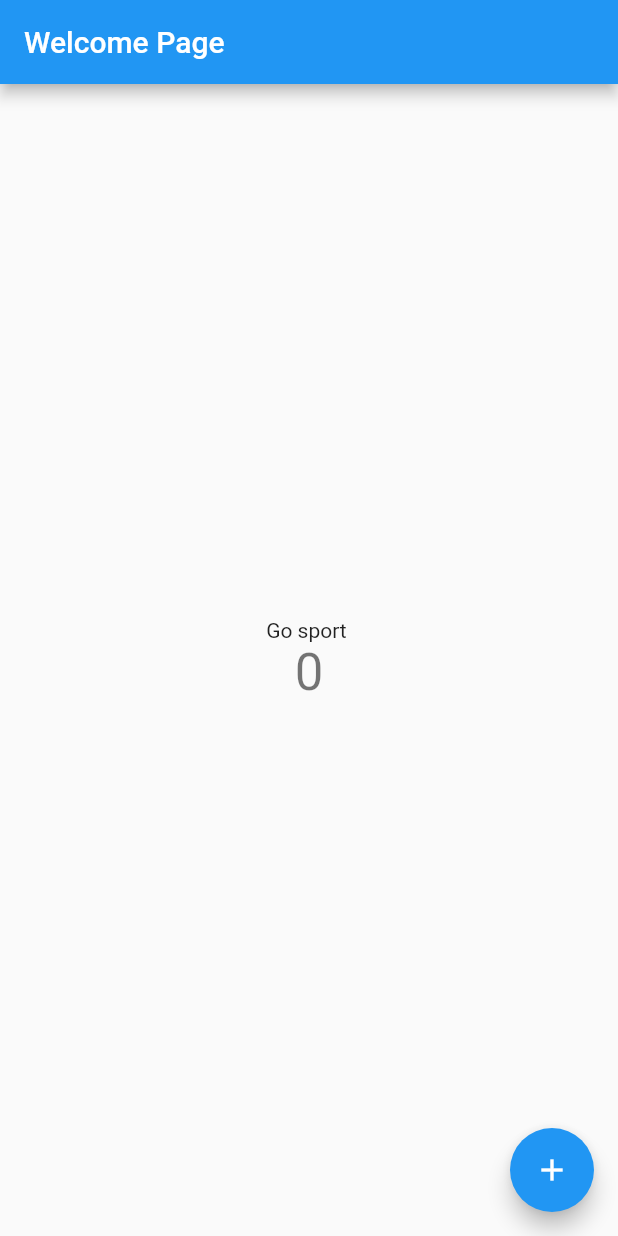
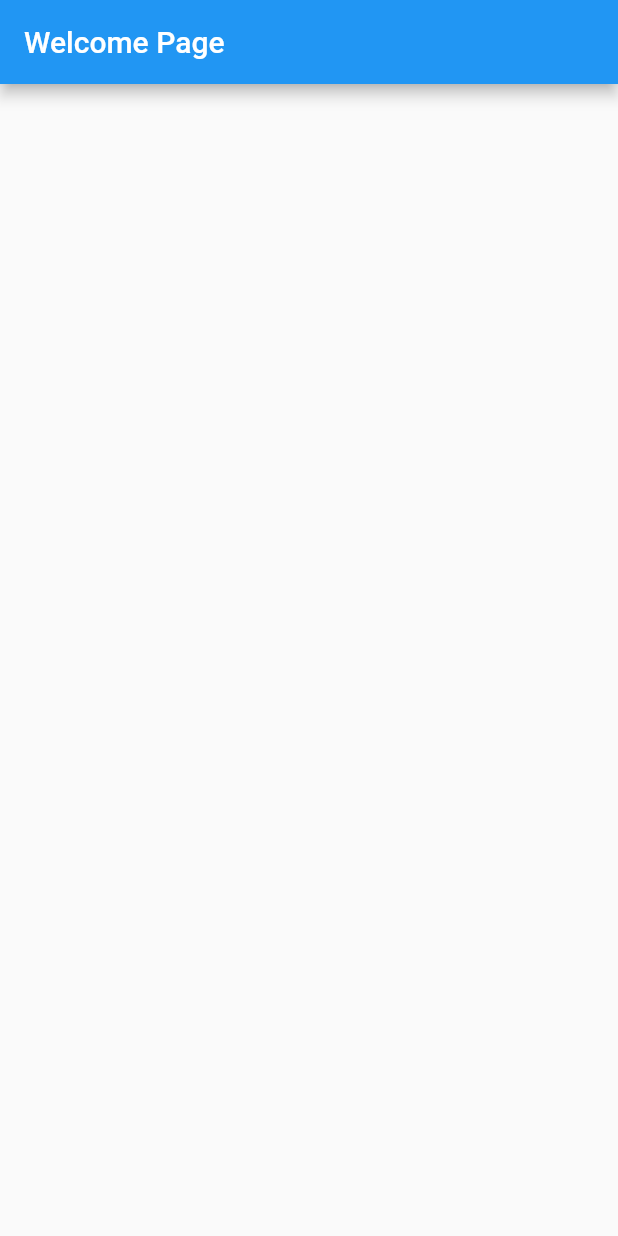
Before and after one commit to Ahelsamahy/Sport-app, a Flutter app: the screen it shows after launch, on a phone screen of 412 x 824 dp. Run offline on Flutter 3.47's test engine with Material 2 defaults, Android fonts, the phone set to English and light mode, and no system bars.

Commit message:
removed unnecessary code
added the title for navbar

```diff
--- a/lib/main.dart
+++ b/lib/main.dart
@@ -1,114 +1,13 @@
 import 'package:flutter/material.dart';
 
 void main() {
-  runApp(const MyApp());
-}
-
-class MyApp extends StatelessWidget {
-  const MyApp({Key? key}) : super(key: key);
-
-  @override
-  Widget build(BuildContext context) {
-    return MaterialApp(
-      title: 'Sport App',
-      theme: ThemeData(
-        // This is the theme of your application.
-        //
-        // Try running your application with "flutter run". You'll see the
-        // application has a blue toolbar. Then, without quitting the app, try
-        // changing the primarySwatch below to Colors.green and then invoke
-        // "hot reload" (press "r" in the console where you ran "flutter run",
-        // or simply save your changes to "hot reload" in a Flutter IDE).
-        // Notice that the counter didn't reset back to zero; the application
-        // is not restarted.
-        primarySwatch: Colors.blue,
-      ),
-      home: const MyHomePage(title: 'Welcome Page'),
-    );
-  }
-}
-
-class MyHomePage extends StatefulWidget {
-  const MyHomePage({Key? key, required this.title}) : super(key: key);
-
-  // This widget is the home page of your application. It is stateful, meaning
-  // that it has a State object (defined below) that contains fields that affect
-  // how it looks.
-
-  // This class is the configuration for the state. It holds the values (in this
-  // case the title) provided by the parent (in this case the App widget) and
-  // used by the build method of the State. Fields in a Widget subclass are
-  // always marked "final".
-
-  final String title;
-
-  @override
-  State<MyHomePage> createState() => _MyHomePageState();
-}
-
-class _MyHomePageState extends State<MyHomePage> {
-  int _counter = 0;
-
-  void _incrementCounter() {
-    setState(() {
-      // This call to setState tells the Flutter framework that something has
-      // changed in this State, which causes it to rerun the build method below
-      // so that the display can reflect the updated values. If we changed
-      // _counter without calling setState(), then the build method would not be
-      // called again, and so nothing would appear to happen.
-      _counter++;
-    });
-  }
-
-  @override
-  Widget build(BuildContext context) {
-    // This method is rerun every time setState is called, for instance as done
-    // by the _incrementCounter method above.
-    //
-    // The Flutter framework has been optimized to make rerunning build methods
-    // fast, so that you can just rebuild anything that needs updating rather
-    // than having to individually change instances of widgets.
-    return Scaffold(
-      appBar: AppBar(
-        // Here we take the value from the MyHomePage object that was created by
-        // the App.build method, and use it to set our appbar title.
-        title: Text(widget.title),
-      ),
-      body: Center(
-        // Center is a layout widget. It takes a single child and positions it
-        // in the middle of the parent.
-        child: Column(
-          // Column is also a layout widget. It takes a list of children and
-          // arranges them vertically. By default, it sizes itself to fit its
-          // children horizontally, and tries to be as tall as its parent.
-          //
-          // Invoke "debug painting" (press "p" in the console, choose the
-          // "Toggle Debug Paint" action from the Flutter Inspector in Android
-          // Studio, or the "Toggle Debug Paint" command in Visual Studio Code)
-          // to see the wireframe for each widget.
-          //
-          // Column has various properties to control how it sizes itself and
-          // how it positions its children. Here we use mainAxisAlignment to
-          // center the children vertically; the main axis here is the vertical
-          // axis because Columns are vertical (the cross axis would be
-          // horizontal).
-          mainAxisAlignment: MainAxisAlignment.center,
-          children: <Widget>[
-            const Text(
-              'Go sport ',
-            ),
-            Text(
-              '$_counter',
-              style: Theme.of(context).textTheme.headline4,
-            ),
-          ],
+  runApp(
+    MaterialApp(
+      home: Scaffold(
+        appBar: AppBar(
+          title: Text("Welcome Page"),
         ),
       ),
-      floatingActionButton: FloatingActionButton(
-        onPressed: _incrementCounter,
-        tooltip: 'Increment',
-        child: const Icon(Icons.add),
-      ), // This trailing comma makes auto-formatting nicer for build methods.
-    );
-  }
+    ),
+  );
 }
```
